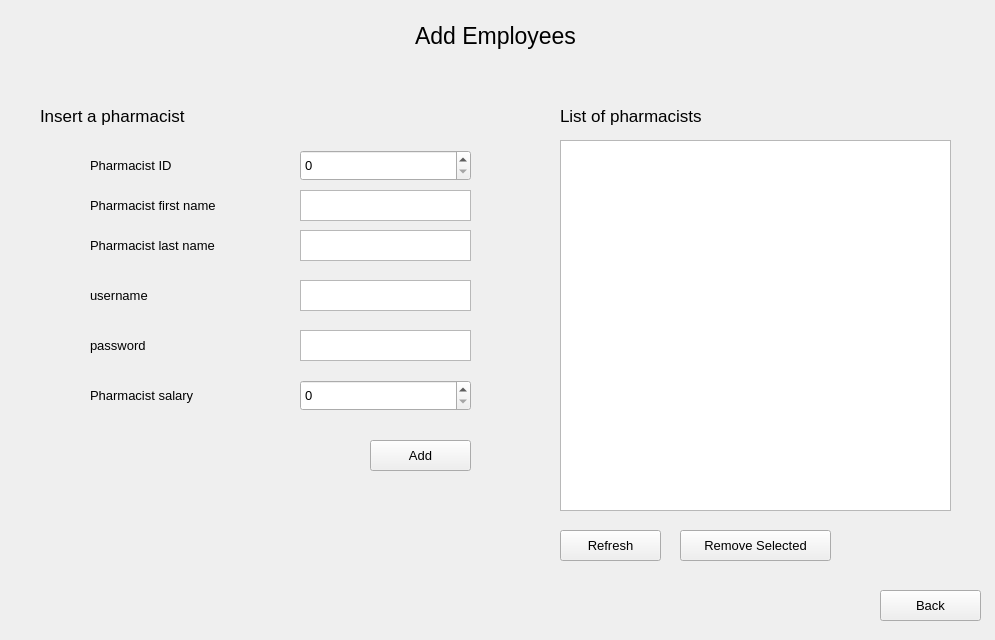
First picture: the form in add_employees_window.ui, repository osamamuhammad3623/pharmacy_management_system, before the edit.
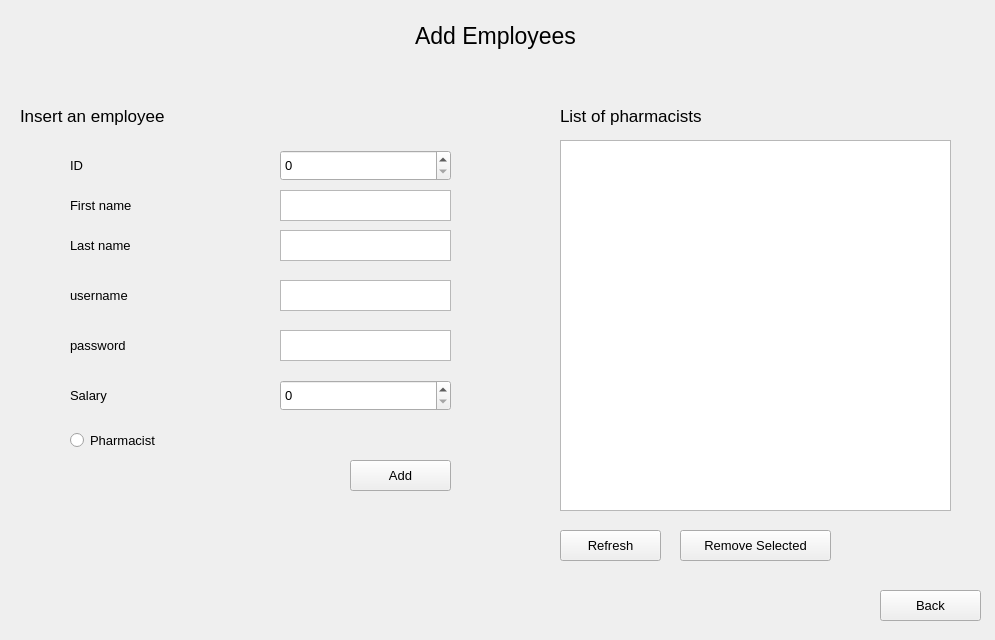
Second picture: the form after the edit.

What changed in the file:
```diff
--- a/add_employees_window.ui
+++ b/add_employees_window.ui
@@ -34,7 +34,7 @@
   <widget class="QLabel" name="label_5">
    <property name="geometry">
     <rect>
-     <x>90</x>
+     <x>70</x>
      <y>380</y>
      <width>171</width>
      <height>31</height>
@@ -46,14 +46,14 @@
     </font>
    </property>
    <property name="text">
-    <string>Pharmacist salary</string>
+    <string>Salary</string>
    </property>
   </widget>
   <widget class="QPushButton" name="add_pharmacist">
    <property name="geometry">
     <rect>
-     <x>370</x>
-     <y>440</y>
+     <x>350</x>
+     <y>460</y>
      <width>101</width>
      <height>31</height>
     </rect>
@@ -70,7 +70,7 @@
   <widget class="QLabel" name="label_2">
    <property name="geometry">
     <rect>
-     <x>90</x>
+     <x>70</x>
      <y>190</y>
      <width>191</width>
      <height>31</height>
@@ -82,7 +82,7 @@
     </font>
    </property>
    <property name="text">
-    <string>Pharmacist first name</string>
+    <string>First name</string>
    </property>
   </widget>
   <widget class="QTableWidget" name="pharmacist_table">
@@ -103,7 +103,7 @@
   <widget class="QTextEdit" name="pharmacist_fname">
    <property name="geometry">
     <rect>
-     <x>300</x>
+     <x>280</x>
      <y>190</y>
      <width>171</width>
      <height>31</height>
@@ -154,7 +154,7 @@
   <widget class="QSpinBox" name="pharmacist_salary">
    <property name="geometry">
     <rect>
-     <x>300</x>
+     <x>280</x>
      <y>380</y>
      <width>171</width>
      <height>31</height>
@@ -196,7 +196,7 @@
   <widget class="QLabel" name="label_3">
    <property name="geometry">
     <rect>
-     <x>90</x>
+     <x>70</x>
      <y>330</y>
      <width>171</width>
      <height>31</height>
@@ -214,7 +214,7 @@
   <widget class="QLabel" name="label">
    <property name="geometry">
     <rect>
-     <x>40</x>
+     <x>20</x>
      <y>100</y>
      <width>221</width>
      <height>31</height>
@@ -226,13 +226,13 @@
     </font>
    </property>
    <property name="text">
-    <string>Insert a pharmacist</string>
+    <string>Insert an employee</string>
    </property>
   </widget>
   <widget class="QTextEdit" name="pharmacist_password">
    <property name="geometry">
     <rect>
-     <x>300</x>
+     <x>280</x>
      <y>330</y>
      <width>171</width>
      <height>31</height>
@@ -268,7 +268,7 @@
   <widget class="QTextEdit" name="pharmacist_lname">
    <property name="geometry">
     <rect>
-     <x>300</x>
+     <x>280</x>
      <y>230</y>
      <width>171</width>
      <height>31</height>
@@ -283,7 +283,7 @@
   <widget class="QLabel" name="label_7">
    <property name="geometry">
     <rect>
-     <x>90</x>
+     <x>70</x>
      <y>230</y>
      <width>171</width>
      <height>31</height>
@@ -295,13 +295,13 @@
     </font>
    </property>
    <property name="text">
-    <string>Pharmacist last name</string>
+    <string>Last name</string>
    </property>
   </widget>
   <widget class="QTextEdit" name="pharmacist_username">
    <property name="geometry">
     <rect>
-     <x>300</x>
+     <x>280</x>
      <y>280</y>
      <width>171</width>
      <height>31</height>
@@ -316,7 +316,7 @@
   <widget class="QLabel" name="label_8">
    <property name="geometry">
     <rect>
-     <x>90</x>
+     <x>70</x>
      <y>280</y>
      <width>141</width>
      <height>31</height>
@@ -334,7 +334,7 @@
   <widget class="QLabel" name="label_9">
    <property name="geometry">
     <rect>
-     <x>90</x>
+     <x>70</x>
      <y>150</y>
      <width>191</width>
      <height>31</height>
@@ -346,13 +346,13 @@
     </font>
    </property>
    <property name="text">
-    <string>Pharmacist ID</string>
+    <string>ID</string>
    </property>
   </widget>
   <widget class="QSpinBox" name="pharmacist_salary_2">
    <property name="geometry">
     <rect>
-     <x>300</x>
+     <x>280</x>
      <y>150</y>
      <width>171</width>
      <height>31</height>
@@ -373,6 +373,24 @@
     <number>0</number>
    </property>
   </widget>
+  <widget class="QRadioButton" name="is_ph">
+   <property name="geometry">
+    <rect>
+     <x>70</x>
+     <y>430</y>
+     <width>211</width>
+     <height>20</height>
+    </rect>
+   </property>
+   <property name="font">
+    <font>
+     <pointsize>10</pointsize>
+    </font>
+   </property>
+   <property name="text">
+    <string>Pharmacist</string>
+   </property>
+  </widget>
  </widget>
  <resources/>
  <connections/>
```
Left out of the diff: 14 changed lines with no effect on the pictures.
